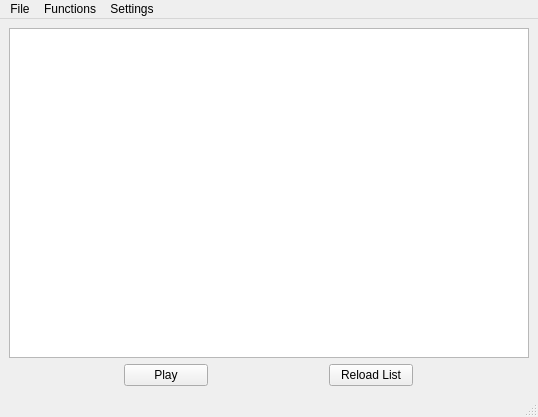
The window that core/ui/qtwindow.ui (allanvobraun/SnesGameManager) describes before a commit, drawn with Qt 5.
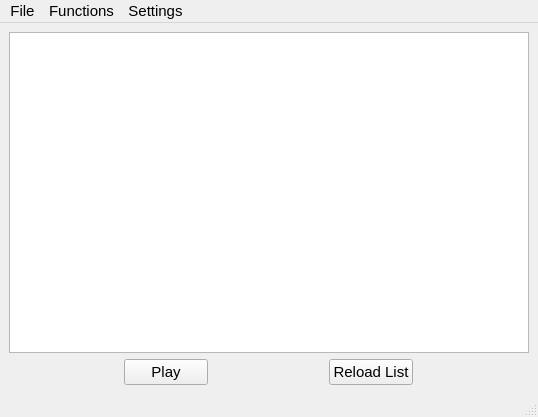
The same window after the commit.

What changed in the file:
```diff
--- a/core/ui/qtwindow.ui
+++ b/core/ui/qtwindow.ui
@@ -16,6 +16,12 @@
     <height>16777215</height>
    </size>
   </property>
+  <property name="font">
+   <font>
+    <family>Arial</family>
+    <pointsize>11</pointsize>
+   </font>
+  </property>
   <property name="contextMenuPolicy">
    <enum>Qt::NoContextMenu</enum>
   </property>
@@ -38,6 +44,15 @@
       <property name="autoFillBackground">
        <bool>false</bool>
       </property>
+      <property name="frameShape">
+       <enum>QFrame::StyledPanel</enum>
+      </property>
+      <property name="lineWidth">
+       <number>4</number>
+      </property>
+      <property name="midLineWidth">
+       <number>0</number>
+      </property>
       <property name="iconSize">
        <size>
         <width>120</width>
@@ -102,6 +117,9 @@
         <property name="text">
          <string>Reload List</string>
         </property>
+        <property name="flat">
+         <bool>false</bool>
+        </property>
        </widget>
       </item>
      </layout>
@@ -114,7 +132,7 @@
      <x>0</x>
      <y>0</y>
      <width>538</width>
-     <height>22</height>
+     <height>23</height>
     </rect>
    </property>
    <widget class="QMenu" name="menuOp_es">
```
